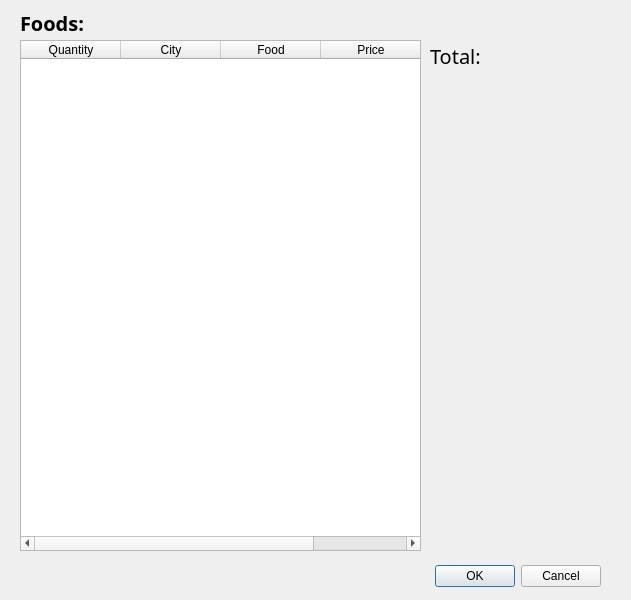
tsukidan/CS1D-Project-1, file purchasefoods.ui: the form before one commit.
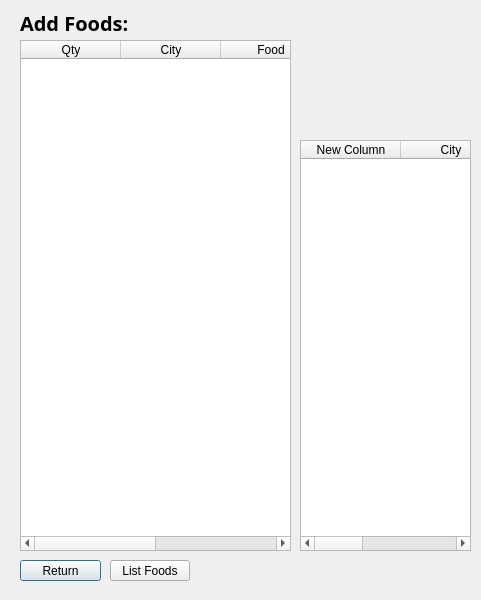
The form after the commit.

Commit message: add button event

The edit to the form file:
```diff
--- a/purchasefoods.ui
+++ b/purchasefoods.ui
@@ -6,35 +6,19 @@
    <rect>
     <x>0</x>
     <y>0</y>
-    <width>631</width>
+    <width>481</width>
     <height>600</height>
    </rect>
   </property>
   <property name="windowTitle">
    <string>Dialog</string>
   </property>
-  <widget class="QDialogButtonBox" name="buttonBox">
-   <property name="geometry">
-    <rect>
-     <x>260</x>
-     <y>560</y>
-     <width>341</width>
-     <height>32</height>
-    </rect>
-   </property>
-   <property name="orientation">
-    <enum>Qt::Horizontal</enum>
-   </property>
-   <property name="standardButtons">
-    <set>QDialogButtonBox::Cancel|QDialogButtonBox::Ok</set>
-   </property>
-  </widget>
   <widget class="QTableWidget" name="cartFoodTable">
    <property name="geometry">
     <rect>
      <x>20</x>
      <y>40</y>
-     <width>401</width>
+     <width>271</width>
      <height>511</height>
     </rect>
    </property>
@@ -43,7 +27,7 @@
    </property>
    <column>
     <property name="text">
-     <string>Quantity</string>
+     <string>Qty</string>
     </property>
    </column>
    <column>
@@ -80,28 +64,86 @@
     </font>
    </property>
    <property name="text">
-    <string>Foods:</string>
+    <string>Add Foods:</string>
    </property>
   </widget>
-  <widget class="QLabel" name="label_2">
+  <widget class="QPushButton" name="pushButton">
    <property name="geometry">
     <rect>
-     <x>430</x>
-     <y>40</y>
-     <width>121</width>
-     <height>31</height>
+     <x>20</x>
+     <y>560</y>
+     <width>81</width>
+     <height>21</height>
     </rect>
    </property>
-   <property name="font">
-    <font>
-     <family>Arial Black</family>
-     <pointsize>15</pointsize>
-    </font>
+   <property name="text">
+    <string>Return</string>
    </property>
+  </widget>
+  <widget class="QPushButton" name="listFoods">
+   <property name="geometry">
+    <rect>
+     <x>110</x>
+     <y>560</y>
+     <width>80</width>
+     <height>21</height>
+    </rect>
+   </property>
    <property name="text">
-    <string>Total: </string>
+    <string>List Foods</string>
    </property>
   </widget>
+  <widget class="QLabel" name="totalFood">
+   <property name="geometry">
+    <rect>
+     <x>210</x>
+     <y>565</y>
+     <width>47</width>
+     <height>13</height>
+    </rect>
+   </property>
+   <property name="text">
+    <string/>
+   </property>
+  </widget>
+  <widget class="QLabel" name="TotalDistance">
+   <property name="geometry">
+    <rect>
+     <x>290</x>
+     <y>570</y>
+     <width>47</width>
+     <height>13</height>
+    </rect>
+   </property>
+   <property name="text">
+    <string/>
+   </property>
+  </widget>
+  <widget class="QTableWidget" name="routeList">
+   <property name="geometry">
+    <rect>
+     <x>300</x>
+     <y>140</y>
+     <width>171</width>
+     <height>411</height>
+    </rect>
+   </property>
+   <column>
+    <property name="text">
+     <string>New Column</string>
+    </property>
+   </column>
+   <column>
+    <property name="text">
+     <string>City</string>
+    </property>
+   </column>
+   <column>
+    <property name="text">
+     <string>Total</string>
+    </property>
+   </column>
+  </widget>
  </widget>
  <resources/>
  <connections>
```
Left out of the diff: 35 changed lines with no effect on the pictures. The commit also changes 7 other files.
